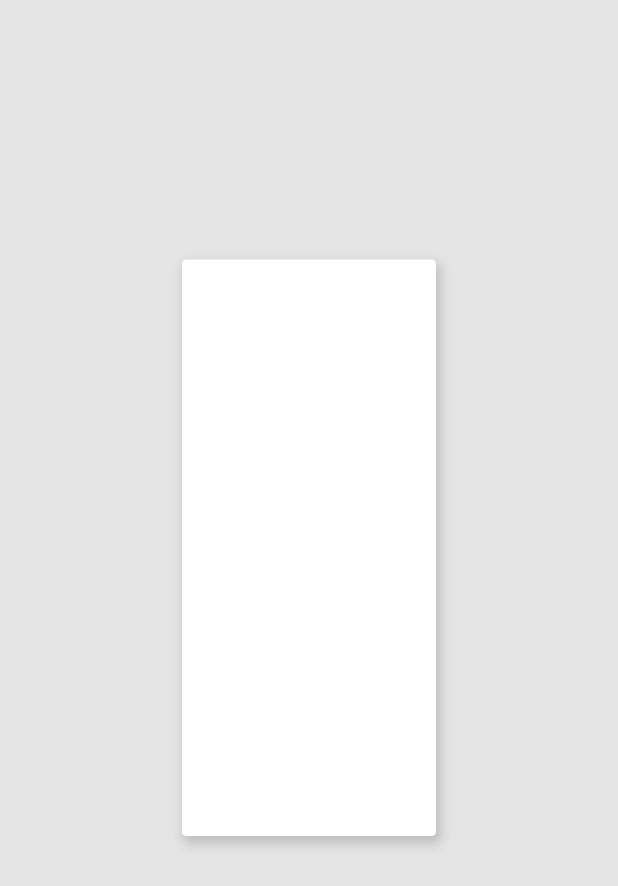
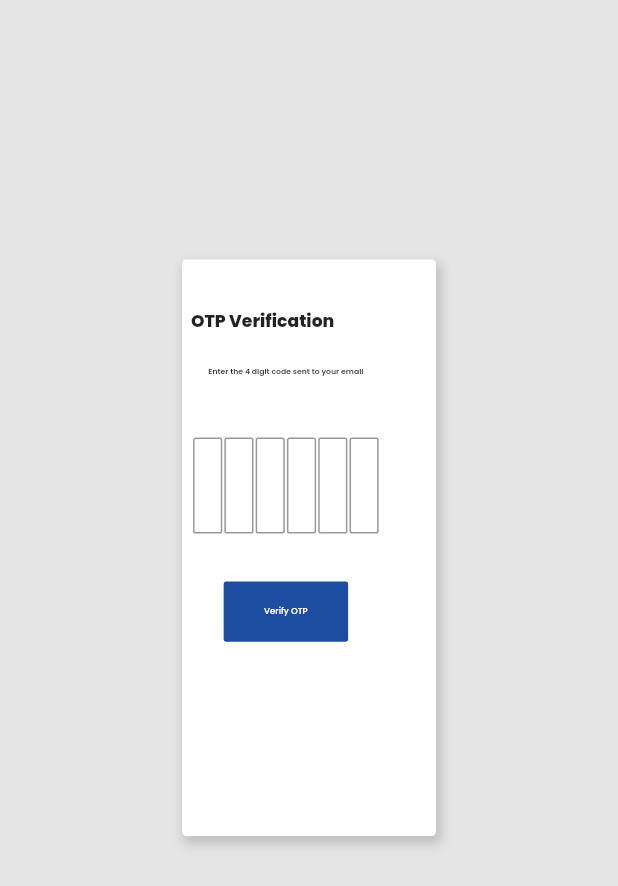
Before and after one commit to ThatSaxyDev/project-News-web-admin, a Flutter app: the OTPScreen screen opened directly, on a phone screen of 412 x 824 dp. Shown: the top 886 px of the screen. Run offline on Flutter 3.47's test engine with Material 2 defaults, Android fonts, the phone set to English and light mode, and no system bars; our stand-ins replace cherry_toast, flutter_screenutil, google_fonts, shared_preferences; accounts and stored records are empty.

Commit message:
tried to create an email verification feature but stopped

```diff
--- a/lib/features/auth/screens/otp_screen.dart
+++ b/lib/features/auth/screens/otp_screen.dart
@@ -1,7 +1,14 @@
+// import 'package:email_auth/email_auth.dart';
 import 'package:flutter/material.dart';
 import 'package:flutter_screenutil/flutter_screenutil.dart';
 import 'package:project_news_web_admin/features/auth/widgets/auth_centre_box.dart';
+import 'package:project_news_web_admin/features/auth/widgets/otp_field.dart';
+import 'package:project_news_web_admin/providers/user_provider.dart';
 import 'package:project_news_web_admin/shared/app_elements/app_colors.dart';
+import 'package:project_news_web_admin/shared/app_elements/app_texts.dart';
+import 'package:project_news_web_admin/shared/widgets/button.dart';
+import 'package:project_news_web_admin/shared/widgets/spacer.dart';
+import 'package:provider/provider.dart';
 
 class OTPScreen extends StatefulWidget {
   const OTPScreen({super.key});
@@ -11,8 +18,19 @@ class OTPScreen extends StatefulWidget {
 }
 
 class _OTPScreenState extends State<OTPScreen> {
+  final TextEditingController _pin1 = TextEditingController();
+  final TextEditingController _pin2 = TextEditingController();
+  final TextEditingController _pin3 = TextEditingController();
+  final TextEditingController _pin4 = TextEditingController();
+  final TextEditingController _pin5 = TextEditingController();
+  final TextEditingController _pin6 = TextEditingController();
+  final _otpKey = GlobalKey<FormState>();
+  // final EmailAuth emailAuth = EmailAuth(sessionName: 'Test');
+
   @override
   Widget build(BuildContext context) {
+    final user = Provider.of<UserProvider>(context).user;
+
     return Scaffold(
       backgroundColor: AppColors.someWhite,
       body: AuthCentreBox(
@@ -22,14 +40,111 @@ class _OTPScreenState extends State<OTPScreen> {
         child: SizedBox.expand(
           child: Padding(
             padding: EdgeInsets.only(
-              top: 50.h,
+              top: 40.h,
               bottom: 50.h,
               left: 21.w,
               right: 46.h,
             ),
             child: Column(
-              crossAxisAlignment: CrossAxisAlignment.start,
-              children: [],
+              crossAxisAlignment: CrossAxisAlignment.center,
+              children: [
+                // title
+                Align(
+                  alignment: Alignment.centerLeft,
+                  child: Text(
+                    AppTexts.otpVeri,
+                    style: TextStyle(
+                      fontSize: 40.sp,
+                      fontWeight: FontWeight.w800,
+                    ),
+                  ),
+                ),
+
+                Spc(h: 27.h),
+                // send mail to
+                Text(
+                  AppTexts.enterCode,
+                  style: TextStyle(
+                    fontSize: 18.sp,
+                    fontWeight: FontWeight.w600,
+                  ),
+                ),
+                Text(
+                  user.email,
+                  style: TextStyle(
+                    color: AppColors.primaryBlue,
+                    fontSize: 18.sp,
+                    fontWeight: FontWeight.w600,
+                  ),
+                ),
+                Spc(h: 40.h),
+
+                // otp field
+                Form(
+                  key: _otpKey,
+                  child: Row(
+                    mainAxisAlignment: MainAxisAlignment.spaceEvenly,
+                    children: [
+                      // 1
+                      OTPField(
+                        controller: _pin1,
+                      ),
+                      // 2
+                      OTPField(
+                        controller: _pin2,
+                      ),
+                      // 3
+                      OTPField(
+                        controller: _pin3,
+                      ),
+                      // 4
+                      OTPField(
+                        controller: _pin4,
+                      ),
+                      // 5
+                      OTPField(
+                        controller: _pin5,
+                      ),
+                      // 6
+                      OTPField(
+                        controller: _pin6,
+                      ),
+                    ],
+                  ),
+                ),
+                Spc(h: 40.h),
+
+                // verify button
+                SizedBox(
+                  width: 290.w,
+                  child: Button(
+                    onTap: () async {
+                      // String _pin =
+                      //     '${_pin1.text}${_pin2.text}${_pin3.text}${_pin4.text}';
+                      // if (_otpKey.currentState!.validate()) {
+                      //   // verify OTP
+                      //   var res = emailAuth.validateOtp(
+                      //     recipientMail: user.email,
+                      //     userOtp: _pin,
+                      //   );
+                      //   if (res) {
+                      //     print('OTP verified');
+                      //   } else {
+                      //     print('Invalid OTP');
+                      //   }
+                      // }
+                    },
+                    item: Text(
+                      AppTexts.verifyButton,
+                      style: TextStyle(
+                        fontSize: 20.sp,
+                        fontWeight: FontWeight.w500,
+                        color: AppColors.neutralWhite,
+                      ),
+                    ),
+                  ),
+                ),
+              ],
             ),
           ),
         ),
--- a/lib/features/auth/services/auth_services.dart
+++ b/lib/features/auth/services/auth_services.dart
@@ -2,6 +2,7 @@ import 'dart:convert';
 
 import 'package:flutter/material.dart';
 import 'package:project_news_web_admin/features/auth/screens/login_screen.dart';
+import 'package:project_news_web_admin/features/auth/screens/otp_screen.dart';
 import 'package:project_news_web_admin/features/auth/screens/temp_home_screen.dart';
 import 'package:project_news_web_admin/models/user.dart';
 import 'package:project_news_web_admin/providers/user_provider.dart';
--- /dev/null
+++ b/lib/features/auth/widgets/otp_field.dart
@@ -0,0 +1,59 @@
+// ignore_for_file: public_member_api_docs, sort_constructors_first
+import 'package:flutter/material.dart';
+import 'package:flutter/services.dart';
+import 'package:flutter_screenutil/flutter_screenutil.dart';
+
+import 'package:project_news_web_admin/shared/app_elements/app_colors.dart';
+
+class OTPField extends StatelessWidget {
+  final TextEditingController controller;
+  const OTPField({
+    Key? key,
+    required this.controller,
+  }) : super(key: key);
+
+  @override
+  Widget build(BuildContext context) {
+    return SizedBox(
+      height: 80.h,
+      width: 68.w,
+      child: TextFormField(
+        controller: controller,
+        cursorColor: Colors.black,
+        onChanged: (value) {
+          if (value.length == 1) {
+            FocusScope.of(context).nextFocus();
+          }
+        },
+        decoration: InputDecoration(
+          helperText: " ",
+          helperStyle: const TextStyle(fontSize: 0.0005),
+          errorStyle: const TextStyle(fontSize: 0.0005),
+          border: const OutlineInputBorder(
+            borderSide: BorderSide(color: AppColors.grey),
+          ),
+          enabledBorder: OutlineInputBorder(
+            borderSide: const BorderSide(color: AppColors.grey),
+            borderRadius: BorderRadius.circular(6.r),
+          ),
+          focusedBorder: OutlineInputBorder(
+            borderSide: const BorderSide(color: AppColors.grey),
+            borderRadius: BorderRadius.circular(6.r),
+          ),
+        ),
+        style: Theme.of(context).textTheme.headline4,
+        textAlign: TextAlign.center,
+        inputFormatters: [
+          LengthLimitingTextInputFormatter(1),
+          FilteringTextInputFormatter.digitsOnly,
+        ],
+        validator: (val) {
+          if (val == null || val.isEmpty) {
+            return '';
+          }
+          return null;
+        },
+      ),
+    );
+  }
+}
--- a/lib/shared/app_elements/app_texts.dart
+++ b/lib/shared/app_elements/app_texts.dart
@@ -18,7 +18,8 @@ abstract class AppTexts {
 
   // sign up texts
   static const String welcome = 'Welcome';
-  static const String welcomeMessage = 'PRO, please sign in with your student mail';
+  static const String welcomeMessage =
+      'PRO, please sign in with your student mail';
   static const String nameHintText = 'Name';
   static const String emailHintText = 'Student E-Mail';
   static const String emailHintText2 = 'E-Mail';
@@ -37,6 +38,11 @@ abstract class AppTexts {
   static const String adminSchool = 'BUSA';
   static const String type = 'admin';
 
+  //OTP
+  static const String otpVeri = 'OTP Verification';
+  static const String enterCode = 'Enter the 4 digit code sent to your email';
+  static const String verifyButton = 'Verify OTP';
+  // static const String type = 'admin';
 
   // login texts
   static const String hey = 'Hey';
@@ -53,7 +59,6 @@ abstract class AppTexts {
   // profile
   static const String profileHeader = 'P R O F I L E';
   static const String bookmarks = 'Bookmarks';
-
 }
 
 List<String> schools = [
```
Also changed, not shown: lib/features/auth/screens/login_screen.dart (+13 -0 lines), pubspec.yaml (+3 -5 lines), pubspec.lock.
